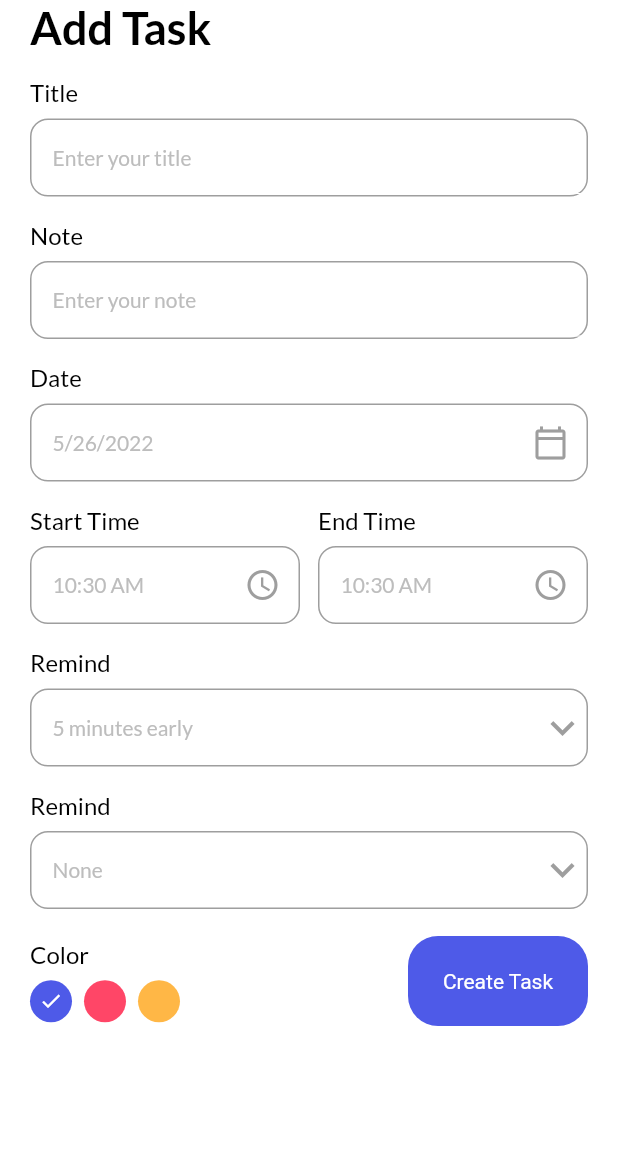
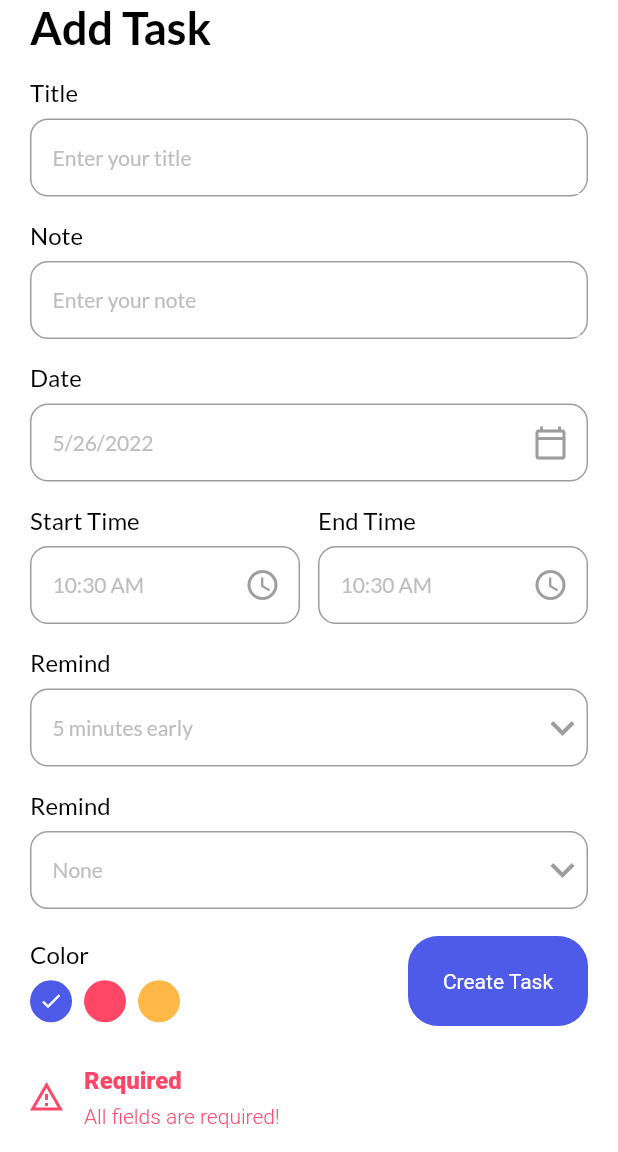
Before and after one commit to haikallf/flutter-todoapp, a Flutter app: the AddTaskPage screen opened directly, after a tap on "Create Task", on a phone screen of 412 x 824 dp, the part 84-1236 px from its top. Run offline on Flutter 3.47's test engine with Material 2 defaults, Android fonts, the phone set to English and light mode, and no system bars; our stand-ins replace date_picker_timeline, flutter_local_notifications, get, get_storage, google_fonts, timezone; accounts and stored records are empty.

Commit message:
add sqflite and field validation logic

```diff
--- a/lib/ui/add_task_bar.dart
+++ b/lib/ui/add_task_bar.dart
@@ -14,6 +14,8 @@ class AddTaskPage extends StatefulWidget {
 }
 
 class _AddTaskPageState extends State<AddTaskPage> {
+  final TextEditingController _titleController = TextEditingController();
+  final TextEditingController _noteController = TextEditingController();
   DateTime _selectedDate = DateTime.now();
   String _startTime = DateFormat("hh:mm a").format(DateTime.now()).toString();
   String _endTime = DateFormat("hh:mm a").format(DateTime.now()).toString();
@@ -45,8 +47,8 @@ class _AddTaskPageState extends State<AddTaskPage> {
             crossAxisAlignment: CrossAxisAlignment.start,
             children: [
               Text("Add Task", style: headingStyle,),
-              MyInputField(title: "Title", hint: "Enter your title"),
-              MyInputField(title: "Note", hint: "Enter your note"),
+              MyInputField(title: "Title", hint: "Enter your title", controller: _titleController),
+              MyInputField(title: "Note", hint: "Enter your note", controller: _noteController),
               MyInputField(title: "Date", hint: DateFormat.yMd().format(_selectedDate), widget: IconButton(
                 icon: Icon(Icons.calendar_today_outlined, color: Colors.grey,),
                 onPressed: () {
@@ -120,7 +122,9 @@ class _AddTaskPageState extends State<AddTaskPage> {
                 crossAxisAlignment: CrossAxisAlignment.center,
                 children: [
                   _colorPalette(),
-                  MyButton(label: "Create Task", onTap: () => {})
+                  MyButton(label: "Create Task", onTap: () => {
+                    _validateData()
+                  })
                 ],
               )
             ],
@@ -128,6 +132,21 @@ class _AddTaskPageState extends State<AddTaskPage> {
         ),
       ),
     );
+  }
+
+  _validateData() {
+    if (_titleController.text.isNotEmpty && _noteController.text.isNotEmpty) {
+      // add to db
+      Get.back();
+    }
+    else if (_titleController.text.isEmpty || _noteController.text.isEmpty) {
+      Get.snackbar("Required", "All fields are required!",
+          snackPosition: SnackPosition.BOTTOM,
+          backgroundColor: Colors.white,
+          colorText: pinkClr,
+          icon: Icon(Icons.warning_amber_outlined, color: pinkClr)
+      );
+    }
   }
 
   _appBar(BuildContext context) {
--- a/lib/ui/home_page.dart
+++ b/lib/ui/home_page.dart
@@ -34,6 +34,7 @@ class _HomePageState extends State<HomePage> {
   Widget build(BuildContext context) {
     return Scaffold(
       appBar: _appBar(),
+      backgroundColor: context.theme.backgroundColor,
       body: Column(
         children: [
           _addTaskBar(),
--- a/pubspec.yaml
+++ b/pubspec.yaml
@@ -41,6 +41,7 @@ dependencies:
   date_picker_timeline:
   flutter_local_notifications:
   flutter_native_timezone:
+  sqflite:
 
 dev_dependencies:
   flutter_test:
```
Also changed, not shown: pubspec.lock.
